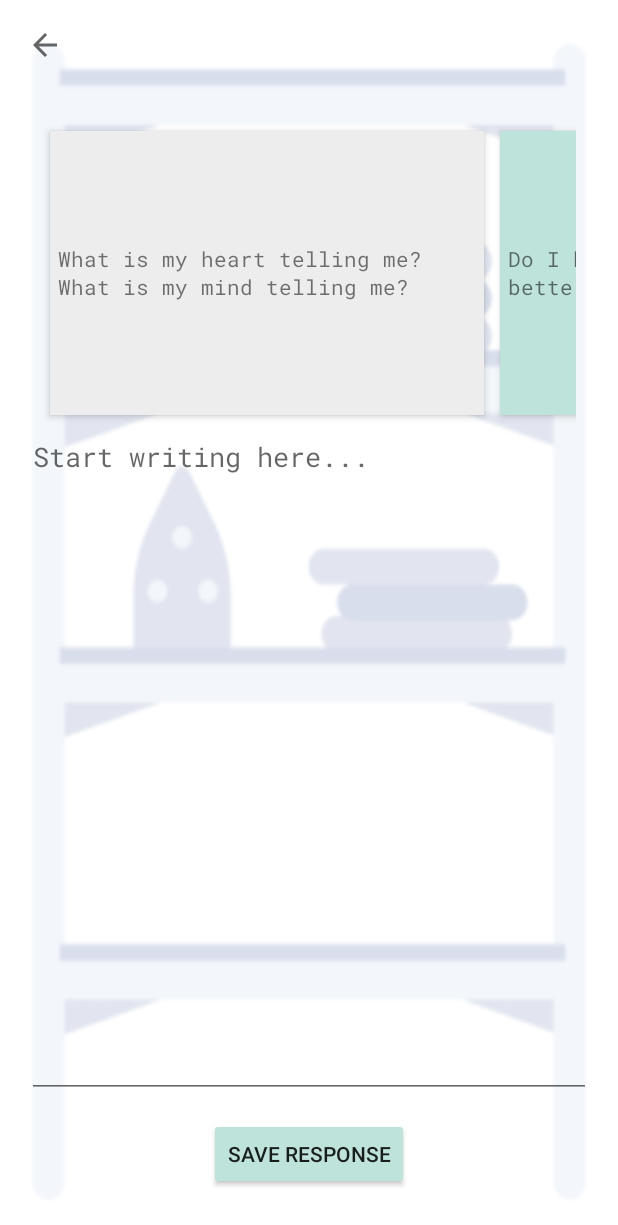
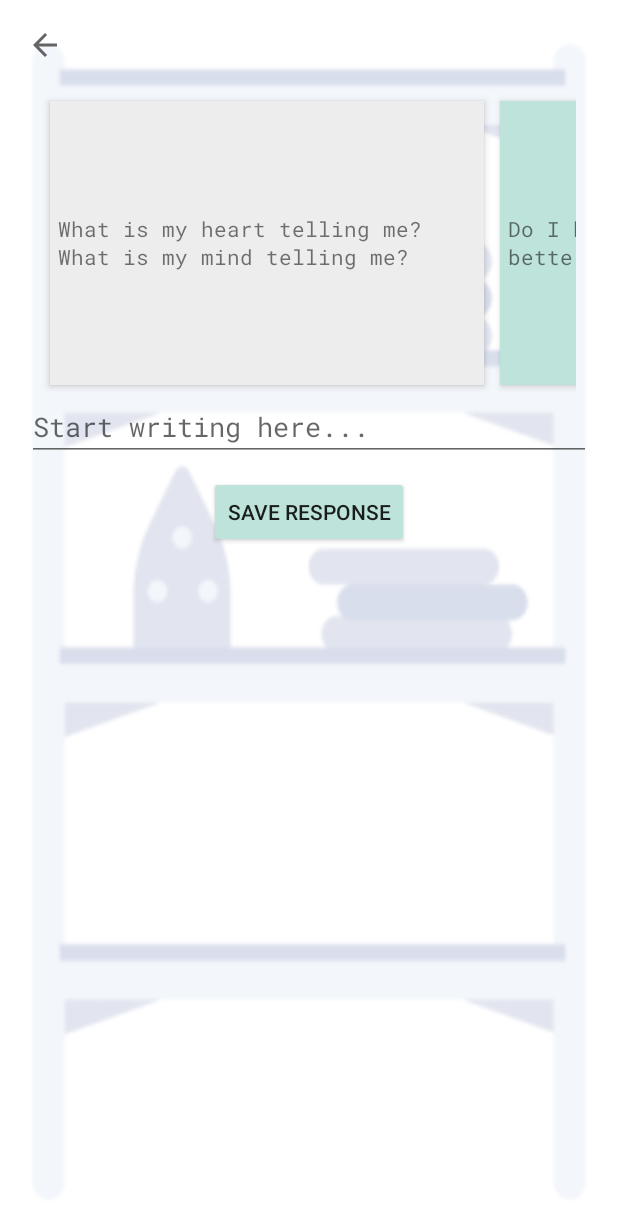
Before and after one commit to ChiMasterBing/vCareApp, an Android app: the JournalPage screen opened directly, with no data from a screen before it, on a phone screen of 412 x 824 dp. Shown: the top 1225 px of the screen. Run offline under Robolectric (Android 15) with nearby library versions, the light colour scheme and no system bars; Roboto replaces fonts that are not available here.

Commit message:
Deleted old code, reformatted some things
Deleted unused view and functions, adjusted save button to be visible

```diff
--- a/app/src/main/java/com/example/vcare/JournalPage.java
+++ b/app/src/main/java/com/example/vcare/JournalPage.java
@@ -25,10 +25,10 @@ import java.util.Random;
 public class JournalPage extends AppCompatActivity {
     private String[] prompts;
     private String[] quotes;
-    private ImageView big;
 
     private RecyclerView JournalRecView;
     private int numPrompts = 3;
+    private int numQuotes = 3;
 /*TODO:
 Color scheme has been finalized by CD team we are using color codes BEE3DB, 89B0AE, EC9192, and FFD6BA.
 Text should be Roboto Mono for now. Please make sure to update your screen(s) accordingly.
@@ -52,11 +52,11 @@ Saving prompts/responses in 2 ways: 1. connect it to the account, and 2. have it
             }
         });
 
-        //TODO Implement quotes and images into RecView
+        //TODO Implement images into RecView
         //Could try multi-view recView or alternatively allowing the user to select what type of journaling they want
         JournalRecView = findViewById(R.id.journalRecView);
 
-        JournalAdapter journalAdapter = new JournalAdapter(this, getRandomEntries(numPrompts));
+        JournalAdapter journalAdapter = new JournalAdapter(this, getRandomEntries(numPrompts, numQuotes));
 
         JournalRecView.setAdapter(journalAdapter);
         JournalRecView.setLayoutManager(new LinearLayoutManager(this, LinearLayoutManager.HORIZONTAL, false));
@@ -64,7 +64,7 @@ Saving prompts/responses in 2 ways: 1. connect it to the account, and 2. have it
         helper.attachToRecyclerView(JournalRecView);
     }
 
-    private ArrayList<JournalEntry> getRandomEntries(int num){
+    private ArrayList<JournalEntry> getRandomEntries(int numPrompts, int numQuotes){
         //Eventually need a way to not reuse prompts
 
         //Randomly select prompts from prompts String[] by using a shuffled list
@@ -75,7 +75,7 @@ Saving prompts/responses in 2 ways: 1. connect it to the account, and 2. have it
         }
         Collections.shuffle(list);
 
-        for(int i = 0; i < num; i++){
+        for(int i = 0; i < numPrompts; i++){
             selectedEntries.add(new JournalEntry("prompt", prompts[list.get(i)]));
         }
 
@@ -86,29 +86,21 @@ Saving prompts/responses in 2 ways: 1. connect it to the account, and 2. have it
         }
         Collections.shuffle(list);
 
-        for(int i = 0; i < num; i++){
+        for(int i = 0; i < numQuotes; i++){
             selectedEntries.add(new JournalEntry("quote", quotes[list.get(i)]));
         }
 
         return selectedEntries;
     }
 
-    public void onImg1Clicked(View view) {
-        big = findViewById(R.id.imageBig);
-        //big.setBackground(img1.getBackground());
-
-    }
-
     public void onEditTextClicked(View view) {
         Toast.makeText(this, "Like the prompt? Tap it to save.", Toast.LENGTH_SHORT).show();
     }
     public void onSaveBtnClicked(View view) {
-
+        //TODO allow for saving
     }
 
     private void init() {
-
-        //TODO Refine and implement prompt class to allow for prompts and answers to be saved
         prompts = getResources().getStringArray(R.array.prompts);
         quotes = getResources().getStringArray(R.array.quotes);
     }
--- a/app/src/main/res/layout/activity_journal_page.xml
+++ b/app/src/main/res/layout/activity_journal_page.xml
@@ -26,27 +26,15 @@
         android:layout_height="wrap_content"
         app:layout_constraintBottom_toTopOf="@+id/imageBig"
         app:layout_constraintTop_toBottomOf="@+id/backJournal"
-        android:layout_marginTop="40dp"
+        android:layout_marginTop="20dp"
         android:layout_gravity="center_horizontal"
         android:layout_marginHorizontal="10dp"
         />
 
-    <ImageView
-        android:id="@+id/imageBig"
-        android:layout_width="0dp"
-        android:layout_height="0dp"
-        android:layout_marginStart="30dp"
-        android:layout_marginEnd="30dp"
-        android:layout_marginBottom="105dp"
-        app:layout_constraintBottom_toBottomOf="parent"
-        app:layout_constraintEnd_toEndOf="parent"
-        app:layout_constraintStart_toStartOf="parent"
-        app:layout_constraintTop_toBottomOf="@+id/journalRecView" />
-
     <EditText
         android:id="@+id/editTextTextMultiLine"
-        android:layout_width="0dp"
-        android:layout_height="450dp"
+        android:layout_width="match_parent"
+        android:layout_height="wrap_content"
         android:ems="10"
         android:fontFamily="@font/roboto_mono"
         android:gravity="start|top"
@@ -58,14 +46,16 @@
         app:layout_constraintTop_toBottomOf="@+id/journalRecView" />
 
     <Button
-        android:id="@+id/button"
+        android:id="@+id/journalSaveResponse"
         android:layout_width="wrap_content"
         android:layout_height="wrap_content"
+        android:layout_marginTop="10dp"
+        android:onClick="onSaveBtnClicked"
         android:text="Save Response"
         app:backgroundTint="#BEE3DB"
         app:layout_constraintBottom_toBottomOf="parent"
         app:layout_constraintEnd_toEndOf="parent"
         app:layout_constraintStart_toStartOf="parent"
         app:layout_constraintTop_toBottomOf="@+id/editTextTextMultiLine"
-        android:onClick="onSaveBtnClicked"/>
+        app:layout_constraintVertical_bias="0.0" />
 </androidx.constraintlayout.widget.ConstraintLayout>
```
Also changed, not shown: 33 other files.
